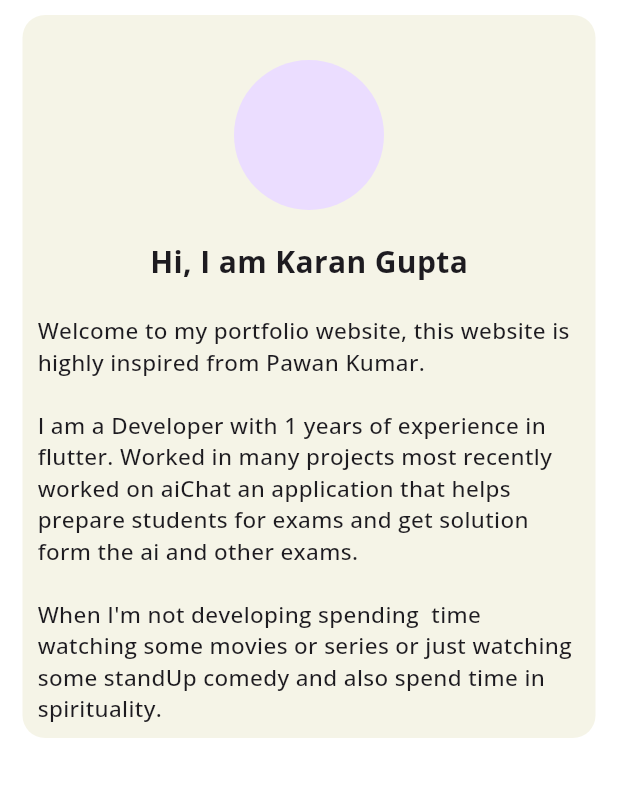
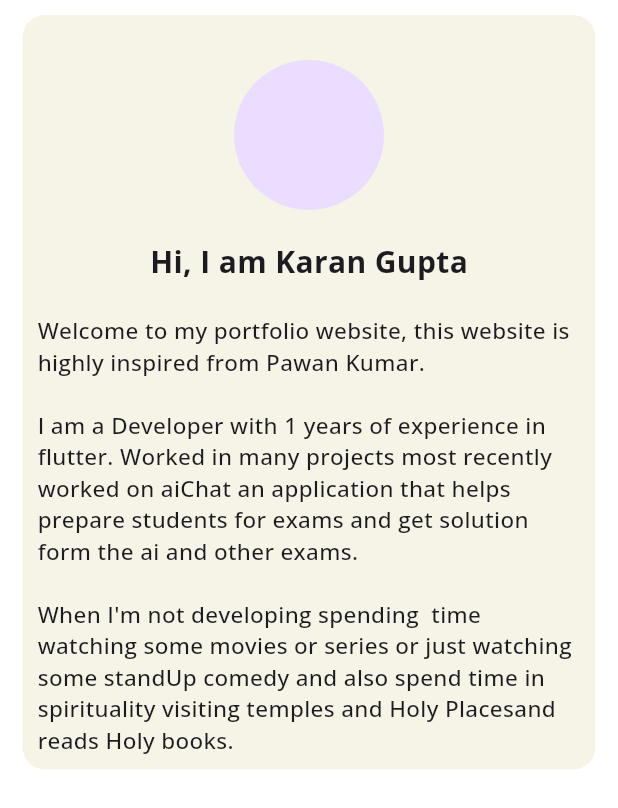
Before and after one commit to guptakaran11/Portfolio-Website, a Flutter app: the AboutMe screen opened directly, on a phone screen of 412 x 824 dp. Shown: the top 808 px of the screen. Run offline on Flutter 3.47's test engine with Material 3 defaults, Android fonts, the phone set to English and light mode, and no system bars; drawn by our look-alikes of flutter_animate; our stand-ins replace flutter_svg, font_awesome_flutter, google_fonts; missing offline and left inert: custom_button_builder, device_frame.

Commit message:
small changes

```diff
--- a/lib/View/Utilities/data_list.dart
+++ b/lib/View/Utilities/data_list.dart
@@ -178,6 +178,6 @@ const String resumeLink =
     "https://drive.google.com/file/d/1hidUO-Gszm7v5qNBEIDoEed6sIPgo2Gb/view";
 const String email = "developer.karangupta@gmail.com";
 String introduction =
-    "Welcome to my portfolio website, this website is highly inspired from Pawan Kumar.\n\nI am a Developer with 1 years of experience in flutter. Worked in many projects most recently worked on aiChat an application that helps prepare students for exams and get solution form the ai and other exams.\n\nWhen I'm not developing spending  time watching some movies or series or just watching some standUp comedy and also spend time in spirituality.";
+    "Welcome to my portfolio website, this website is highly inspired from Pawan Kumar.\n\nI am a Developer with 1 years of experience in flutter. Worked in many projects most recently worked on aiChat an application that helps prepare students for exams and get solution form the ai and other exams.\n\nWhen I'm not developing spending  time watching some movies or series or just watching some standUp comedy and also spend time in spirituality visiting temples and Holy Placesand reads Holy books.";
 const String playApps =
     "https://play.google.com/store/apps/developer?id=AppyMonk";
```
